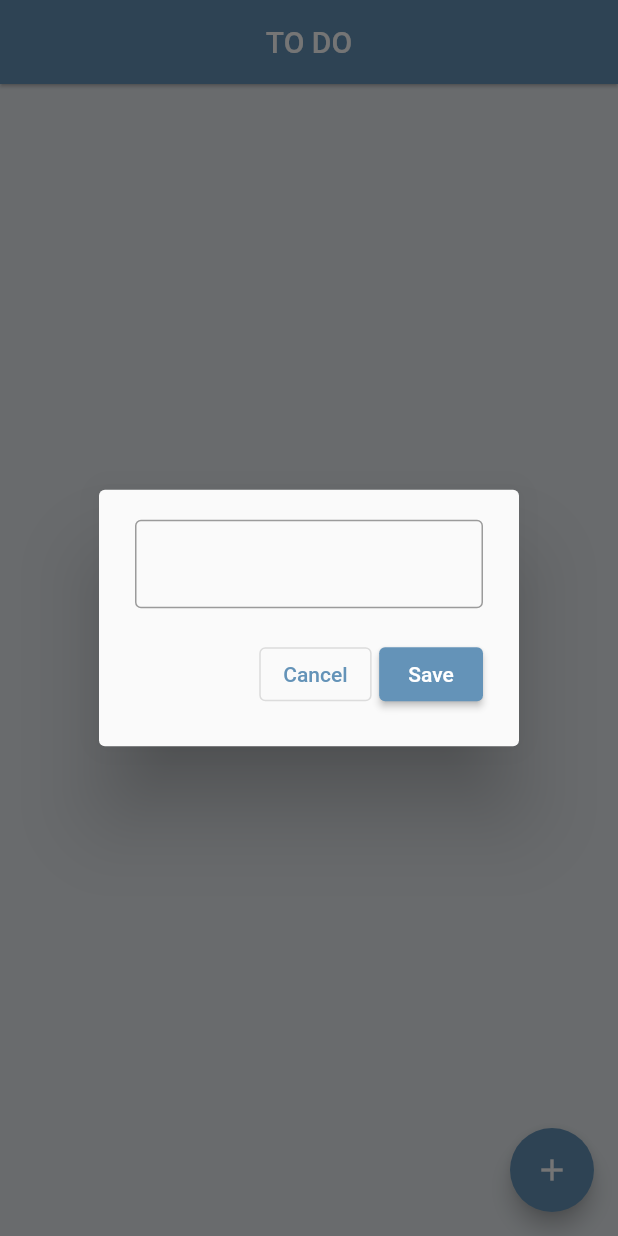
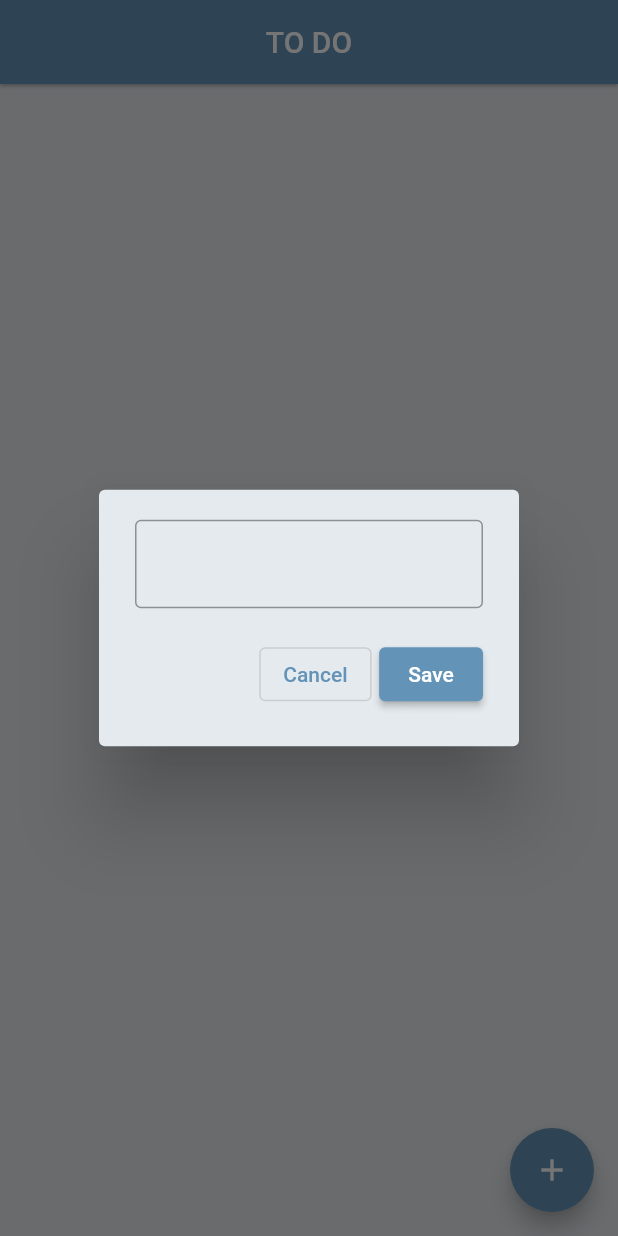
Before and after one commit to salmannaeem112215/flutter_todo_app, a Flutter app: the screen it shows after launch, after a tap on the "add" icon, on a phone screen of 412 x 824 dp. Run offline on Flutter 3.47's test engine with Material 2 defaults, Android fonts, the phone set to English and light mode, and no system bars; our stand-ins replace flutter_slidable, hive, hive_flutter; accounts and stored records are empty.

Commit message:
Completed Flutter To Do App

```diff
--- a/lib/main.dart
+++ b/lib/main.dart
@@ -1,6 +1,4 @@
-import 'dart:io';
 import 'package:flutter/material.dart';
-import 'package:hive/hive.dart';
 import 'package:hive_flutter/adapters.dart';
 
 import './screen/home/home.dart';
@@ -10,8 +8,7 @@ void main() async {
   // init hive
   await Hive.initFlutter();
 
-  var box = await Hive.openBox('ToDos');
-
+  await Hive.openBox('ToDos');
   runApp(const MyApp());
 }
 
--- a/lib/screen/home/components/body.dart
+++ b/lib/screen/home/components/body.dart
@@ -20,9 +20,10 @@ class _BodyState extends State<Body> {
 
   @override
   void initState() {
+    // ignore: todo
     // TODO: implement initState
     super.initState();
-    ToDos.updateDb();
+    ToDos.loadData();
   }
 
   @override
--- a/lib/screen/home/components/to_do_add_card.dart
+++ b/lib/screen/home/components/to_do_add_card.dart
@@ -1,7 +1,6 @@
 import 'package:flutter/material.dart';
 
 import 'package:flutter_todo_app/constants.dart';
-import '../../../data/to_do.dart';
 
 class ToDoAddCard extends StatelessWidget {
   const ToDoAddCard({
@@ -18,7 +17,7 @@ class ToDoAddCard extends StatelessWidget {
   @override
   Widget build(BuildContext context) {
     return AlertDialog(
-      backgroundColor: Theme.of(context).canvasColor,
+      backgroundColor: kBackgroundColor,
       content: Column(
         mainAxisSize: MainAxisSize.min,
         mainAxisAlignment: MainAxisAlignment.spaceAround,
--- a/lib/screen/home/home.dart
+++ b/lib/screen/home/home.dart
@@ -44,6 +44,7 @@ class _HomeState extends State<Home> {
               setState(() {
                 ToDos.addToDo(_controller.text, false);
                 ToDos.updateDb();
+                _controller.text = "";
                 Navigator.of(context).pop();
               });
             },
```
Also changed, not shown: lib/data/to_do.dart (+9 -2 lines).
